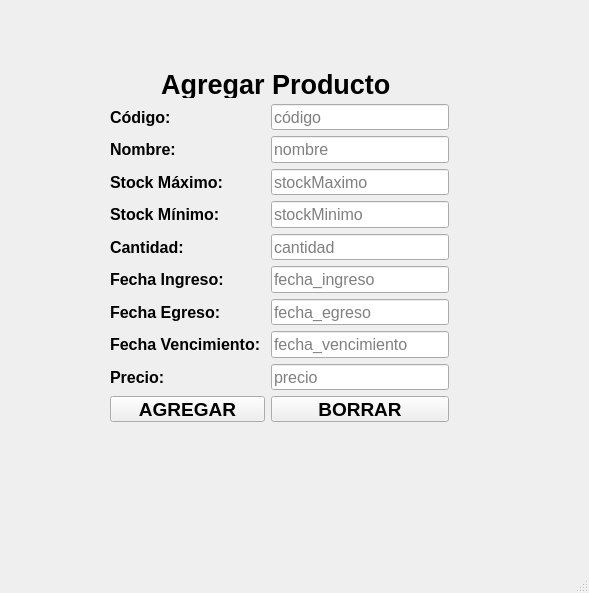
Above: Views/Stock/agregar_producto.ui from LAZAVIA/Ezequiel before the change. Below: the same form after it.
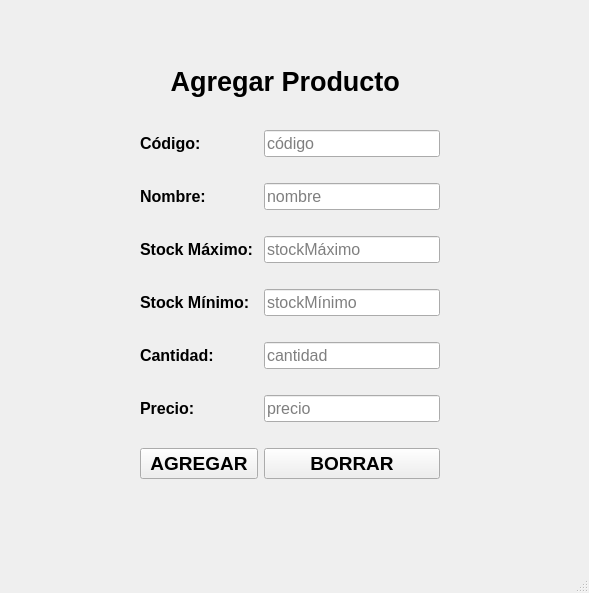
That is the form after the change.

Commit message: Modif. agregar producto en .ui y .py

What changed in the file:
```diff
--- a/Views/Stock/agregar_producto.ui
+++ b/Views/Stock/agregar_producto.ui
@@ -14,60 +14,127 @@
    <string>Ezequiel</string>
   </property>
   <widget class="QWidget" name="centralwidget">
-   <widget class="QWidget" name="">
+   <widget class="QWidget" name="layoutWidget">
     <property name="geometry">
      <rect>
-      <x>110</x>
-      <y>71</y>
-      <width>339</width>
-      <height>351</height>
+      <x>140</x>
+      <y>110</y>
+      <width>300</width>
+      <height>391</height>
      </rect>
     </property>
     <layout class="QGridLayout" name="gridLayout">
-     <item row="0" column="0" colspan="2">
-      <widget class="QLabel" name="lbl_agregarProducto">
+     <item row="5" column="1">
+      <widget class="QLineEdit" name="input_precio">
        <property name="font">
         <font>
-         <pointsize>20</pointsize>
+         <pointsize>12</pointsize>
+         <weight>50</weight>
+         <bold>false</bold>
+        </font>
+       </property>
+       <property name="placeholderText">
+        <string>precio</string>
+       </property>
+      </widget>
+     </item>
+     <item row="5" column="0">
+      <widget class="QLabel" name="lbl_precio">
+       <property name="font">
+        <font>
+         <pointsize>12</pointsize>
          <weight>75</weight>
          <bold>true</bold>
         </font>
        </property>
        <property name="text">
-        <string>Agregar Producto </string>
+        <string>Precio: </string>
        </property>
-       <property name="alignment">
-        <set>Qt::AlignCenter</set>
+      </widget>
+     </item>
+     <item row="6" column="1">
+      <widget class="QPushButton" name="btn_borrar">
+       <property name="font">
+        <font>
+         <pointsize>14</pointsize>
+         <weight>75</weight>
+         <bold>true</bold>
+        </font>
+       </property>
+       <property name="text">
+        <string>BORRAR</string>
+       </property>
+      </widget>
+     </item>
+     <item row="6" column="0">
+      <widget class="QPushButton" name="btn_agregar">
+       <property name="font">
+        <font>
+         <pointsize>14</pointsize>
+         <weight>75</weight>
+         <bold>true</bold>
+        </font>
+       </property>
+       <property name="text">
+        <string>AGREGAR</string>
+       </property>
+      </widget>
+     </item>
+     <item row="3" column="0">
+      <widget class="QLabel" name="lbl_stockMinimo">
+       <property name="font">
+        <font>
+         <pointsize>12</pointsize>
+         <weight>75</weight>
+         <bold>true</bold>
+        </font>
+       </property>
+       <property name="text">
+        <string>Stock Mínimo: </string>
+       </property>
+      </widget>
+     </item>
+     <item row="3" column="1">
+      <widget class="QLineEdit" name="input_stockMinimo">
+       <property name="font">
+        <font>
+         <pointsize>12</pointsize>
+        </font>
+       </property>
+       <property name="placeholderText">
+        <string>stockMínimo</string>
+       </property>
+      </widget>
+     </item>
+     <item row="4" column="1">
+      <widget class="QLineEdit" name="input_cantidad">
+       <property name="font">
+        <font>
+         <pointsize>12</pointsize>
+         <weight>50</weight>
+         <bold>false</bold>
+        </font>
+       </property>
+       <property name="placeholderText">
+        <string>cantidad</string>
+       </property>
+      </widget>
+     </item>
+     <item row="4" column="0">
+      <widget class="QLabel" name="lbl_cantidad">
+       <property name="font">
+        <font>
+         <pointsize>12</pointsize>
+         <weight>75</weight>
+         <bold>true</bold>
+        </font>
+       </property>
+       <property name="text">
+        <string>Cantidad: </string>
        </property>
       </widget>
      </item>
      <item row="1" column="0">
-      <widget class="QLabel" name="lbl_codigo">
-       <property name="font">
-        <font>
-         <pointsize>12</pointsize>
-         <weight>75</weight>
-         <bold>true</bold>
-        </font>
-       </property>
-       <property name="text">
-        <string>Código: </string>
-       </property>
-      </widget>
-     </item>
-     <item row="1" column="1">
-      <widget class="QLineEdit" name="input_codigo">
-       <property name="font">
-        <font>
-         <pointsize>12</pointsize>
-        </font>
-       </property>
-       <property name="placeholderText">
-        <string>código</string>
-       </property>
-      </widget>
-     </item>
-     <item row="2" column="0">
       <widget class="QLabel" name="lbl_nombre">
        <property name="font">
         <font>
@@ -82,6 +149,21 @@
       </widget>
      </item>
      <item row="2" column="1">
+      <widget class="QLineEdit" name="input_stockMaximo">
+       <property name="font">
+        <font>
+         <pointsize>12</pointsize>
+        </font>
+       </property>
+       <property name="text">
+        <string/>
+       </property>
+       <property name="placeholderText">
+        <string>stockMáximo</string>
+       </property>
+      </widget>
+     </item>
+     <item row="1" column="1">
       <widget class="QLineEdit" name="input_nombre">
        <property name="font">
         <font>
@@ -93,7 +175,33 @@
        </property>
       </widget>
      </item>
-     <item row="3" column="0">
+     <item row="0" column="1">
+      <widget class="QLineEdit" name="input_codigo">
+       <property name="font">
+        <font>
+         <pointsize>12</pointsize>
+        </font>
+       </property>
+       <property name="placeholderText">
+        <string>código</string>
+       </property>
+      </widget>
+     </item>
+     <item row="0" column="0">
+      <widget class="QLabel" name="lbl_codigo">
+       <property name="font">
+        <font>
+         <pointsize>12</pointsize>
+         <weight>75</weight>
+         <bold>true</bold>
+        </font>
+       </property>
+       <property name="text">
+        <string>Código: </string>
+       </property>
+      </widget>
+     </item>
+     <item row="2" column="0">
       <widget class="QLabel" name="lbl_stockMaximo">
        <property name="font">
         <font>
@@ -107,215 +215,31 @@
        </property>
       </widget>
      </item>
-     <item row="3" column="1">
-      <widget class="QLineEdit" name="input_stockMaximo">
-       <property name="font">
-        <font>
-         <pointsize>12</pointsize>
-        </font>
-       </property>
-       <property name="text">
-        <string/>
-       </property>
-       <property name="placeholderText">
-        <string>stockMaximo</string>
-       </property>
-      </widget>
-     </item>
-     <item row="4" column="0">
-      <widget class="QLabel" name="lbl_stockMinimo">
-       <property name="font">
-        <font>
-         <pointsize>12</pointsize>
-         <weight>75</weight>
-         <bold>true</bold>
-        </font>
-       </property>
-       <property name="text">
-        <string>Stock Mínimo: </string>
-       </property>
-      </widget>
-     </item>
-     <item row="4" column="1">
-      <widget class="QLineEdit" name="input_stockMinimo">
-       <property name="font">
-        <font>
-         <pointsize>12</pointsize>
-        </font>
-       </property>
-       <property name="placeholderText">
-        <string>stockMinimo</string>
-       </property>
-      </widget>
-     </item>
-     <item row="5" column="0">
-      <widget class="QLabel" name="lbl_cantidad">
-       <property name="font">
-        <font>
-         <pointsize>12</pointsize>
-         <weight>75</weight>
-         <bold>true</bold>
-        </font>
-       </property>
-       <property name="text">
-        <string>Cantidad: </string>
-       </property>
-      </widget>
-     </item>
-     <item row="5" column="1">
-      <widget class="QLineEdit" name="input_cantidad">
-       <property name="font">
-        <font>
-         <pointsize>12</pointsize>
-         <weight>50</weight>
-         <bold>false</bold>
-        </font>
-       </property>
-       <property name="placeholderText">
-        <string>cantidad</string>
-       </property>
-      </widget>
-     </item>
-     <item row="6" column="0">
-      <widget class="QLabel" name="lbl_fecha_ingreso">
-       <property name="font">
-        <font>
-         <pointsize>12</pointsize>
-         <weight>75</weight>
-         <bold>true</bold>
-        </font>
-       </property>
-       <property name="text">
-        <string>Fecha Ingreso:</string>
-       </property>
-      </widget>
-     </item>
-     <item row="6" column="1">
-      <widget class="QLineEdit" name="input_fecha_ingreso">
-       <property name="font">
-        <font>
-         <pointsize>12</pointsize>
-         <weight>50</weight>
-         <bold>false</bold>
-        </font>
-       </property>
-       <property name="placeholderText">
-        <string>fecha_ingreso</string>
-       </property>
-      </widget>
-     </item>
-     <item row="7" column="0">
-      <widget class="QLabel" name="lbl_fecha_egreso">
-       <property name="font">
-        <font>
-         <pointsize>12</pointsize>
-         <weight>75</weight>
-         <bold>true</bold>
-        </font>
-       </property>
-       <property name="text">
-        <string>Fecha Egreso:</string>
-       </property>
-      </widget>
-     </item>
-     <item row="7" column="1">
-      <widget class="QLineEdit" name="input_fecha_egreso">
-       <property name="font">
-        <font>
-         <pointsize>12</pointsize>
-        </font>
-       </property>
-       <property name="placeholderText">
-        <string>fecha_egreso</string>
-       </property>
-      </widget>
-     </item>
-     <item row="8" column="0">
-      <widget class="QLabel" name="lbl_fecha_vencimiento">
-       <property name="font">
-        <font>
-         <pointsize>12</pointsize>
-         <weight>75</weight>
-         <bold>true</bold>
-        </font>
-       </property>
-       <property name="text">
-        <string>Fecha Vencimiento: </string>
-       </property>
-      </widget>
-     </item>
-     <item row="8" column="1">
-      <widget class="QLineEdit" name="input_fecha_vencimiento">
-       <property name="font">
-        <font>
-         <pointsize>12</pointsize>
-         <weight>50</weight>
-         <bold>false</bold>
-        </font>
-       </property>
-       <property name="placeholderText">
-        <string>fecha_vencimiento</string>
-       </property>
-      </widget>
-     </item>
-     <item row="9" column="0">
-      <widget class="QLabel" name="lbl_precio">
-       <property name="font">
-        <font>
-         <pointsize>12</pointsize>
-         <weight>75</weight>
-         <bold>true</bold>
-        </font>
-       </property>
-       <property name="text">
-        <string>Precio: </string>
-       </property>
-      </widget>
-     </item>
-     <item row="9" column="1">
-      <widget class="QLineEdit" name="input_precio">
-       <property name="font">
-        <font>
-         <pointsize>12</pointsize>
-         <weight>50</weight>
-         <bold>false</bold>
-        </font>
-       </property>
-       <property name="placeholderText">
-        <string>precio</string>
-       </property>
-      </widget>
-     </item>
-     <item row="10" column="0">
-      <widget class="QPushButton" name="btn_agregar">
-       <property name="font">
-        <font>
-         <pointsize>14</pointsize>
-         <weight>75</weight>
-         <bold>true</bold>
-        </font>
-       </property>
-       <property name="text">
-        <string>AGREGAR</string>
-       </property>
-      </widget>
-     </item>
-     <item row="10" column="1">
-      <widget class="QPushButton" name="btn_borrar">
-       <property name="font">
-        <font>
-         <pointsize>14</pointsize>
-         <weight>75</weight>
-         <bold>true</bold>
-        </font>
-       </property>
-       <property name="text">
-        <string>BORRAR</string>
-       </property>
-      </widget>
-     </item>
     </layout>
    </widget>
+   <widget class="QLabel" name="lbl_agregarProducto">
+    <property name="geometry">
+     <rect>
+      <x>140</x>
+      <y>49</y>
+      <width>298</width>
+      <height>64</height>
+     </rect>
+    </property>
+    <property name="font">
+     <font>
+      <pointsize>20</pointsize>
+      <weight>75</weight>
+      <bold>true</bold>
+     </font>
+    </property>
+    <property name="text">
+     <string>Agregar Producto </string>
+    </property>
+    <property name="alignment">
+     <set>Qt::AlignCenter</set>
+    </property>
+   </widget>
   </widget>
   <widget class="QMenuBar" name="menubar">
    <property name="geometry">
```
The commit also changes 4 other files.
